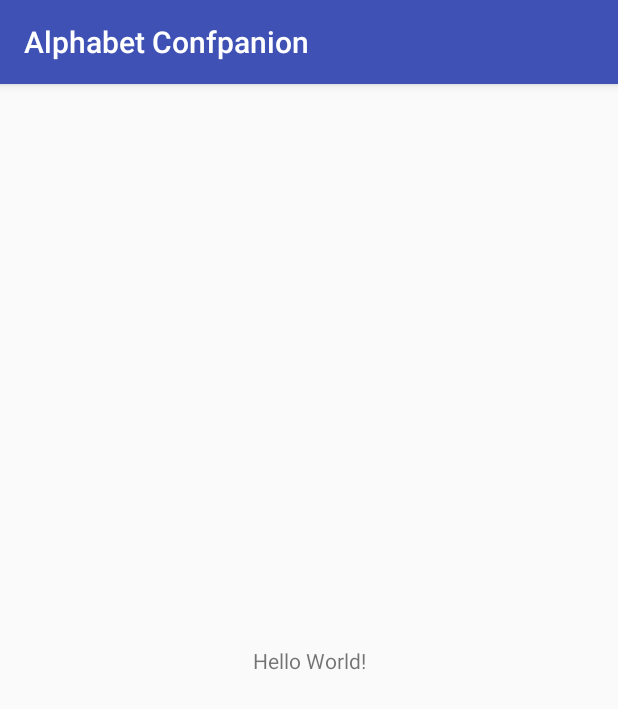
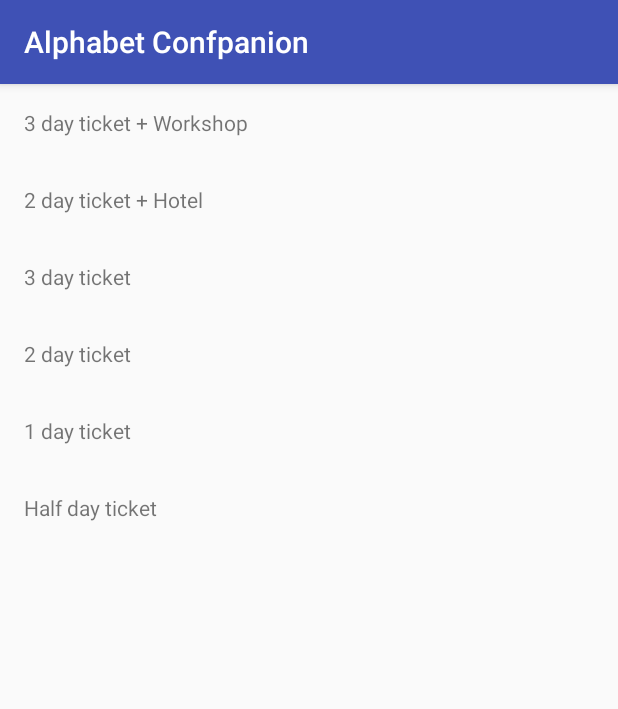
Before and after one commit to Wrywulf/alphabetconf-lab, an Android app: the screen it shows after launch (MainActivity), on a phone screen of 412 x 824 dp. Shown: the top 709 px of the screen. Run offline under Robolectric (Android 15) with nearby library versions, the phone set to English and light mode, and no system bars; our stand-ins replace data binding; libraries missing offline, so code that uses them is left out: me.tatarka.bindingcollectionadapter2.

Commit message:
Initial views for Morten

```diff
--- /dev/null
+++ b/app/src/main/java/jayway/com/lab/alphabetconfpanion/AttendeeInfoActivity.kt
@@ -0,0 +1,13 @@
+package jayway.com.lab.alphabetconfpanion
+
+/**
+ * Created by ubh on 14/10/2017.
+ */
+class AttendeeInfoActivity: BaseActivity() {
+   override val _viewModel = AttendeeInfoViewModel()
+}
+
+class AttendeeInfoViewModel: BaseViewModel() {
+   override val layoutRes = R.layout.view_attendee_info
+
+}
--- /dev/null
+++ b/app/src/main/java/jayway/com/lab/alphabetconfpanion/BaseActivity.kt
@@ -0,0 +1,31 @@
+package jayway.com.lab.alphabetconfpanion
+
+import android.os.Bundle
+import android.support.v7.app.AppCompatActivity
+import android.view.LayoutInflater
+
+/**
+ * Created by ubh on 13/10/2017.
+ */
+abstract class BaseActivity : AppCompatActivity() {
+
+   abstract val _viewModel: BaseViewModel
+
+   override fun onCreate(savedInstanceState: Bundle?) {
+      super.onCreate(savedInstanceState)
+
+      setContentView(_viewModel.inflateView(LayoutInflater.from(this)))
+   }
+
+   override fun onStart() {
+      super.onStart()
+
+      _viewModel.onStart()
+   }
+
+   override fun onStop() {
+      super.onStop()
+
+      _viewModel.onStop()
+   }
+}
--- /dev/null
+++ b/app/src/main/java/jayway/com/lab/alphabetconfpanion/BaseViewModel.kt
@@ -0,0 +1,30 @@
+package jayway.com.lab.alphabetconfpanion
+
+import android.arch.lifecycle.LifecycleOwner
+import android.arch.lifecycle.LiveData
+import android.arch.lifecycle.Observer
+import android.databinding.DataBindingUtil
+import android.databinding.ObservableField
+import android.databinding.ViewDataBinding
+import android.view.LayoutInflater
+import android.view.View
+import me.tatarka.bindingcollectionadapter2.collections.DiffObservableList
+
+/**
+ * Created by ubh on 13/10/2017.
+ */
+abstract class BaseViewModel() {
+
+   abstract val layoutRes: Int
+   lateinit var view: View
+
+   fun inflateView(inflater: LayoutInflater): View {
+      val binding = DataBindingUtil.inflate<ViewDataBinding>(inflater, layoutRes, null, false)
+      binding.setVariable(BR.viewModel, this)
+      view = binding.root
+      return view
+   }
+
+   fun onStart() {}
+   fun onStop() {}
+}
--- a/app/src/main/java/jayway/com/lab/alphabetconfpanion/MainActivity.kt
+++ b/app/src/main/java/jayway/com/lab/alphabetconfpanion/MainActivity.kt
@@ -3,10 +3,7 @@ package jayway.com.lab.alphabetconfpanion
 import android.support.v7.app.AppCompatActivity
 import android.os.Bundle
 
-class MainActivity : AppCompatActivity() {
+class MainActivity : BaseActivity() {
 
-   override fun onCreate(savedInstanceState: Bundle?) {
-      super.onCreate(savedInstanceState)
-      setContentView(R.layout.activity_main)
-   }
+   override val _viewModel = MainViewModel()
 }
--- /dev/null
+++ b/app/src/main/java/jayway/com/lab/alphabetconfpanion/MainViewModel.kt
@@ -0,0 +1,39 @@
+package jayway.com.lab.alphabetconfpanion
+
+import android.databinding.ObservableField
+import android.view.LayoutInflater
+import android.view.View
+import jayway.com.lab.alphabetconfpanion.databinding.ViewMainBinding
+import kotlin.properties.Delegates
+
+/**
+ * Created by ubh on 13/10/2017.
+ */
+class MainViewModel : BaseViewModel() {
+
+   override val layoutRes = R.layout.view_main
+
+   fun on3DayAndWorkshopClicked(view: View) {
+
+   }
+
+   fun on3DayAndHotelClicked(view: View) {
+
+   }
+
+   fun on3DayClicked(view: View) {
+
+   }
+
+   fun on2DayClicked(view: View) {
+
+   }
+
+   fun on1DayClicked(view: View) {
+
+   }
+
+   fun onHalfDayClicked(view: View) {
+
+   }
+}
--- a/app/src/main/res/layout/activity_main.xml
+++ /dev/null
@@ -1,18 +0,0 @@
-<?xml version="1.0" encoding="utf-8"?>
-<android.support.constraint.ConstraintLayout xmlns:android="http://schemas.android.com/apk/res/android"
-    xmlns:app="http://schemas.android.com/apk/res-auto"
-    xmlns:tools="http://schemas.android.com/tools"
-    android:layout_width="match_parent"
-    android:layout_height="match_parent"
-    tools:context="jayway.com.lab.alphabetconfpanion.MainActivity">
-
-    <TextView
-        android:layout_width="wrap_content"
-        android:layout_height="wrap_content"
-        android:text="Hello World!"
-        app:layout_constraintBottom_toBottomOf="parent"
-        app:layout_constraintLeft_toLeftOf="parent"
-        app:layout_constraintRight_toRightOf="parent"
-        app:layout_constraintTop_toTopOf="parent" />
-
-</android.support.constraint.ConstraintLayout>
--- /dev/null
+++ b/app/src/main/res/layout/view_attendee_info.xml
@@ -0,0 +1,18 @@
+<?xml version="1.0" encoding="utf-8"?>
+<layout xmlns:android="http://schemas.android.com/apk/res/android">
+
+    <LinearLayout
+        android:layout_width="match_parent"
+        android:orientation="vertical"
+        android:layout_height="match_parent">
+
+
+        <EditText
+            android:id="@+id/email"
+            android:layout_width="match_parent"
+            android:layout_height="wrap_content"
+            android:ems="10"
+            android:inputType="textEmailAddress" />
+    </LinearLayout>
+
+</layout>
--- /dev/null
+++ b/app/src/main/res/layout/view_main.xml
@@ -0,0 +1,62 @@
+<?xml version="1.0" encoding="utf-8"?>
+<layout xmlns:android="http://schemas.android.com/apk/res/android"
+    xmlns:app="http://schemas.android.com/apk/res-auto">
+
+    <data>
+
+        <variable
+            name="viewModel"
+            type="jayway.com.lab.alphabetconfpanion.MainViewModel" />
+
+    </data>
+
+    <LinearLayout
+        android:layout_width="match_parent"
+        android:layout_height="match_parent"
+        android:orientation="vertical">
+
+        <TextView
+            android:layout_width="match_parent"
+            android:layout_height="wrap_content"
+            android:padding="16dp"
+            android:onClick="on3DayAndWorkshopClicked"
+            android:text="3 day ticket + Workshop"/>
+
+        <TextView
+            android:layout_width="match_parent"
+            android:layout_height="wrap_content"
+            android:onClick="on3DayAndHotelClicked"
+            android:padding="16dp"
+            android:text="2 day ticket + Hotel"/>
+
+        <TextView
+            android:layout_width="match_parent"
+            android:layout_height="wrap_content"
+            android:onClick="on3DayClicked"
+            android:padding="16dp"
+            android:text="3 day ticket"/>
+
+        <TextView
+            android:layout_width="match_parent"
+            android:layout_height="wrap_content"
+            android:onClick="on2DayClicked"
+            android:padding="16dp"
+            android:text="2 day ticket"/>
+
+        <TextView
+            android:layout_width="match_parent"
+            android:layout_height="wrap_content"
+            android:onClick="on1DayClicked"
+            android:padding="16dp"
+            android:text="1 day ticket"/>
+
+        <TextView
+            android:layout_width="match_parent"
+            android:layout_height="wrap_content"
+            android:onClick="onHalfDayClicked"
+            android:padding="16dp"
+            android:text="Half day ticket"/>
+
+    </LinearLayout>
+
+</layout>
```
